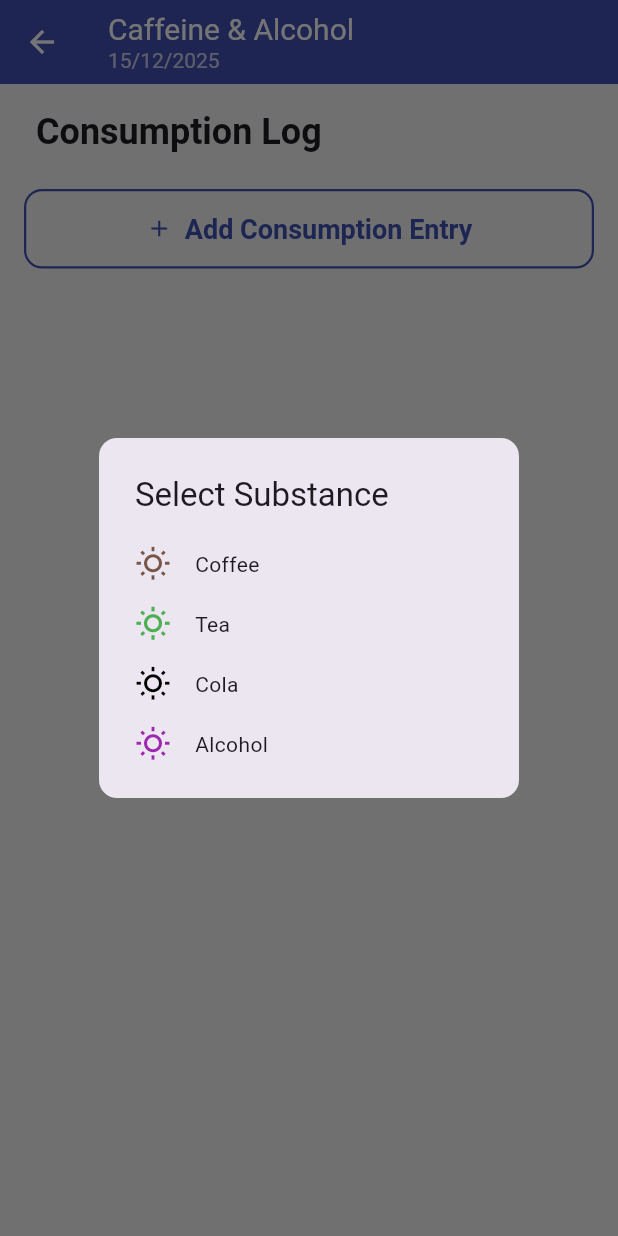
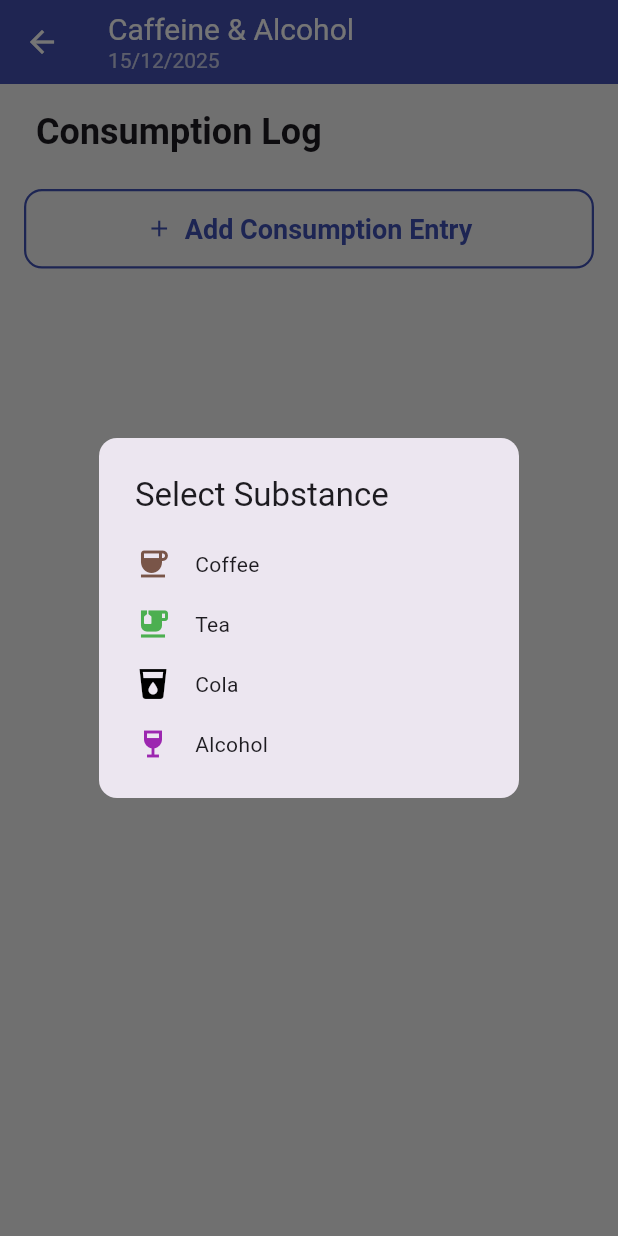
Before and after one commit to papaang/Project_Impactive_Sleep_Tracker_App, a Flutter app: the CaffeineAlcoholScreen screen opened directly with empty values, after a tap on "Add Consumption Entry", on a phone screen of 412 x 824 dp. Run offline on Flutter 3.47's test engine with Material 3 defaults, Android fonts, the phone set to English and light mode, and no system bars; our stand-ins replace csv, fl_chart, share_plus, shared_preferences, table_calendar; accounts and stored records are empty.

Commit message:
Fix icon getter (small bug related to #23) Also add comments to modules and classes

```diff
--- a/lib/models.dart
+++ b/lib/models.dart
@@ -7,11 +7,13 @@ import 'package:collection/collection.dart';
 // --- 1. Dynamic Categories and Data Models ---
 // -------------------------------------------------------------------
 
+// define dynamic Category class
 class Category {
-  final String id;
-  final String name;
-  final String iconName;
-  final String colorHex;
+  // class variables
+  final String id; // unique category id
+  final String name; // category display name
+  final String iconName; // icon name from https://fonts.google.com/icons
+  final String colorHex; // color in hexadecimal format '0xAARRGGBB'
 
   Category({
     required this.id,
@@ -34,6 +36,10 @@ class Category {
     colorHex: json['colorHex'],
   );
 
+  // get Icon from iconName
+  // Currently requires switch case for every available icon in
+  // category screen due to Flutter issue flutter/flutter#145302
+  // https://github.com/flutter/flutter/issues/145302
   IconData get icon {
     switch (iconName) {
       case 'work_outline': return Icons.work_outline;
@@ -44,10 +50,20 @@ class Category {
       case 'weekend': return Icons.weekend;
       case 'directions_car': return Icons.directions_car;
       case 'medication': return Icons.medication;
+      case 'directions_walk': return Icons.directions_walk;
+      case 'directions_run': return Icons.directions_run;
+      case 'fitness_center': return Icons.fitness_center;
+      case 'coffee': return Icons.coffee;
+      case 'emoji_food_beverage': return Icons.emoji_food_beverage;
+      case 'local_drink': return Icons.local_drink;
+      case 'wine_bar': return Icons.wine_bar;
       default: return Icons.wb_sunny_outlined;
     }
   }
 
+  // get Color from colorHex
+  // This is used to display the color dropdown to the user in
+  // the category screen
   Color get color {
     try {
       var intColor = int.tryParse(colorHex);
@@ -62,6 +78,8 @@ class Category {
     }
   }
 
+  // get MaterialColor from colorHex
+  // This is used to assign the icon color
   MaterialColor get materialColor {
     try {
       var intColor = int.tryParse(colorHex);
@@ -69,6 +87,7 @@ class Category {
         return Colors.grey; // Default color if parsing fails
       }
       else {
+        // define shades
         return MaterialColor(intColor, <int, Color>{
           50: Color(intColor).withAlpha(30),
           100: Color(intColor).withAlpha(55),
@@ -86,7 +105,6 @@ class Category {
       return Colors.grey; // Default color if parsing fails
     }
   }
-
   String get displayName => name;
 }
 
@@ -110,6 +128,7 @@ class CategoryManager {
         Category(id: 'relax', name: 'Relax', iconName: 'self_improvement_outlined', colorHex: '0xFF2E7D32'),
         Category(id: 'travel', name: 'Travel', iconName: 'explore_outlined', colorHex: '0xFFEF6C00'),
         Category(id: 'social', name: 'Social', iconName: 'people_outline', colorHex: '0xFF7B1FA2'),
+        // Commented out as "Other" day type category is not useful
         // Category(id: 'other', name: 'Other', iconName: 'wb_sunny_outlined', colorHex: '0xFF424242'),
       ];
       await saveCategories('day_types', defaultDayTypes);
@@ -137,6 +156,7 @@ class CategoryManager {
   }
 
   // Exercise Types
+  // note that exercise type cannot be edited by user in this version
   if (_prefs.getString('exercise_types') == null) {
     final defaultExerciseTypes = [
       Category(id: 'light', name: 'Light', iconName: 'directions_walk', colorHex: '0xFF4CAF50'),
@@ -147,6 +167,8 @@ class CategoryManager {
   }
 
   // Substance Types
+  // note that substance type cannot be edited by user in this version
+  // TODO: plan on removing substance types and only having 1 caffeine counter (#14)
   if (_prefs.getString('substance_types') == null) {
     final defaultSubstanceTypes = [
       Category(id: 'coffee', name: 'Coffee', iconName: 'coffee', colorHex: '0xFF795548'),
@@ -177,6 +199,7 @@ class CategoryManager {
 }
 
 // Legacy enum compatibility
+// TODO: check whether this is necessary
 enum DayType { work, relax, travel, social, other }
 enum SleepLocation { bed, couch, inTransit }
 
@@ -242,6 +265,7 @@ extension SleepLocationExtension on SleepLocation {
   }
 }
 
+// Caffeine or Alcohol entry model
 class SubstanceEntry {
   String substanceTypeId;
   String amount;
@@ -272,6 +296,8 @@ class SubstanceEntry {
   }
 }
 
+// Medication entry model
+// TODO: add pre-filled dosage (#13)
 class MedicationEntry {
   String medicationTypeId;
   String dosage;
@@ -282,6 +308,7 @@ class MedicationEntry {
         medicationTypeId: json['medicationTypeId'] ?? json['type'], dosage: json['dosage'] ?? 'N/A', time: DateTime.parse(json['time']));
 }
 
+// Exercise entry model
 class ExerciseEntry {
   String exerciseTypeId;
   DateTime startTime;
@@ -318,6 +345,7 @@ class ExerciseEntry {
   }
 }
 
+// Sleep entry model
 class SleepEntry {
   DateTime bedTime;
   DateTime wakeTime;
@@ -364,12 +392,15 @@ class SleepEntry {
       );
   }
 
+  // sleep statistic: get sleep duration in hours
   double get durationHours {
     return wakeTime.difference(fellAsleepTime).inMinutes / 60.0;
   }
 
+  // sleep statistic: get sleep latency in minutes
   int get sleepLatencyMinutes => fellAsleepTime.difference(bedTime).inMinutes;
 
+  // TODO: check whether dynamic categories are properly implemented
   String get sleepLocationDisplayName {
     switch (sleepLocationId) {
       case 'bed': return 'Bed';
@@ -380,6 +411,7 @@ class SleepEntry {
   }
 }
 
+// Daily log model for CSV export
 class DailyLog {
   String? notes;
   String? dayTypeId;
@@ -483,6 +515,7 @@ class DailyLog {
     );
   }
 
+  // Summary statistic: total sleep hours over whole day
   double get totalSleepHours {
     double total = 0;
     for (var entry in sleepLog) {
```
